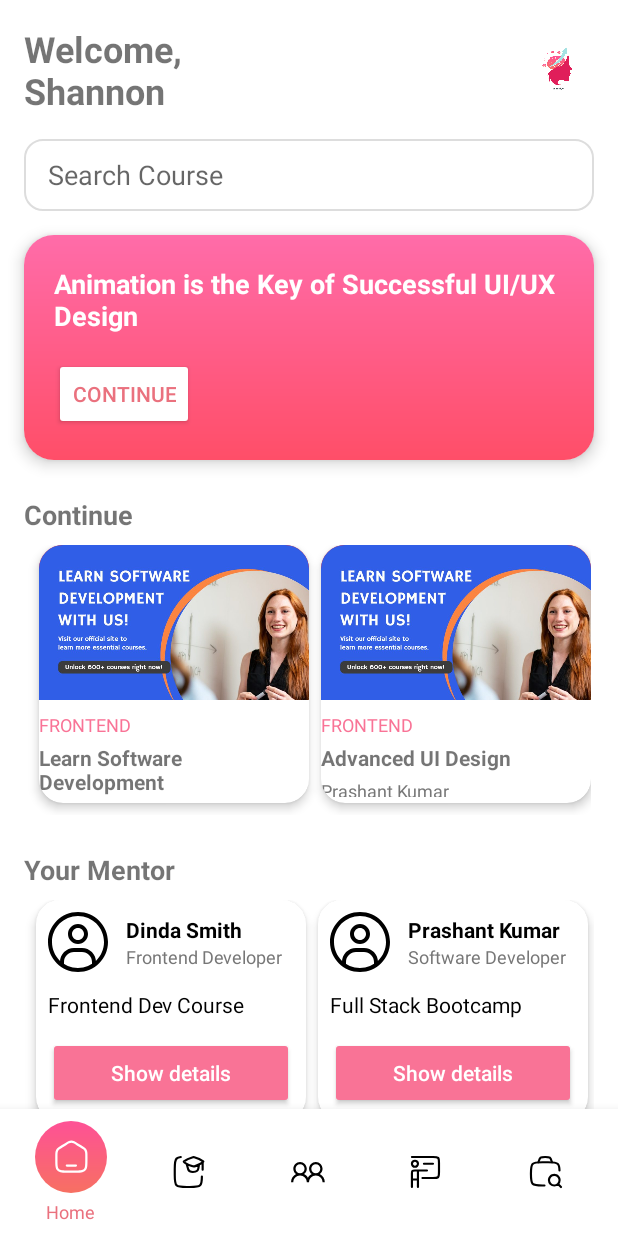
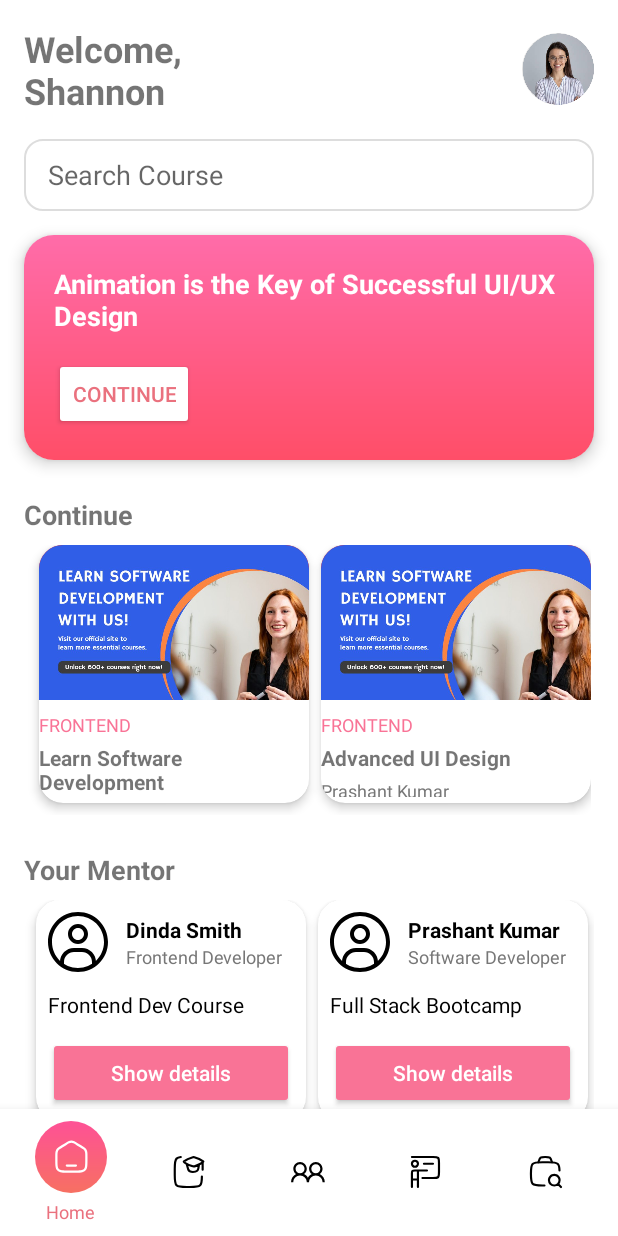
Before and after one commit to viltaylor/SheRaise, an Android app built with Jetpack Compose: the screen it shows after launch (HomeActivity), on a phone screen of 412 x 824 dp. Run offline under Robolectric (Android 15) with nearby library versions, the phone set to English and light mode, and no system bars.

Commit message:
Profile Pic added

```diff
--- a/app/src/main/res/layout/activity_home.xml
+++ b/app/src/main/res/layout/activity_home.xml
@@ -44,9 +44,9 @@
                     android:id="@+id/profileImage"
                     android:layout_width="48dp"
                     android:layout_height="48dp"
-                    android:src="@drawable/logo"
+                    android:background="@drawable/circle_background"
                     android:scaleType="centerCrop"
-                    android:background="@drawable/circle_background"/>
+                    android:src="@drawable/StudentProfile" />
             </LinearLayout>
 
             <!-- Search Box -->
```
Also changed, not shown: app/src/main/res/drawable/StudentProfile.png (added).
